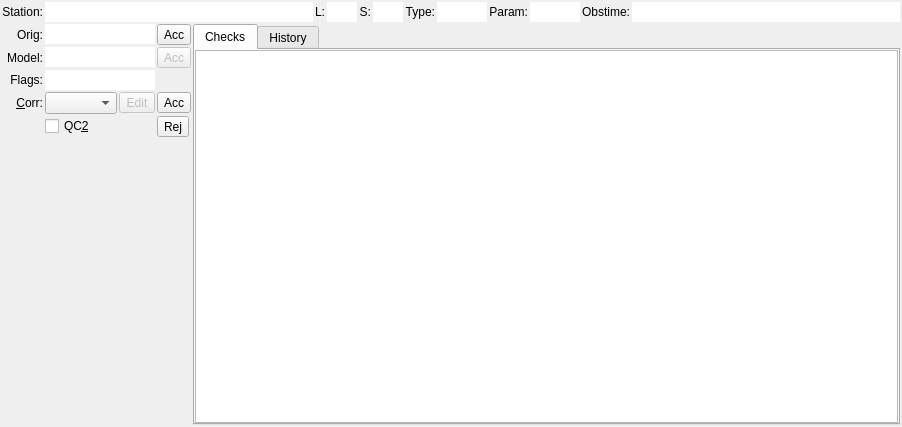
Old version of the form src/hqc/singleobservation.ui in the repository metno/kvhqc.
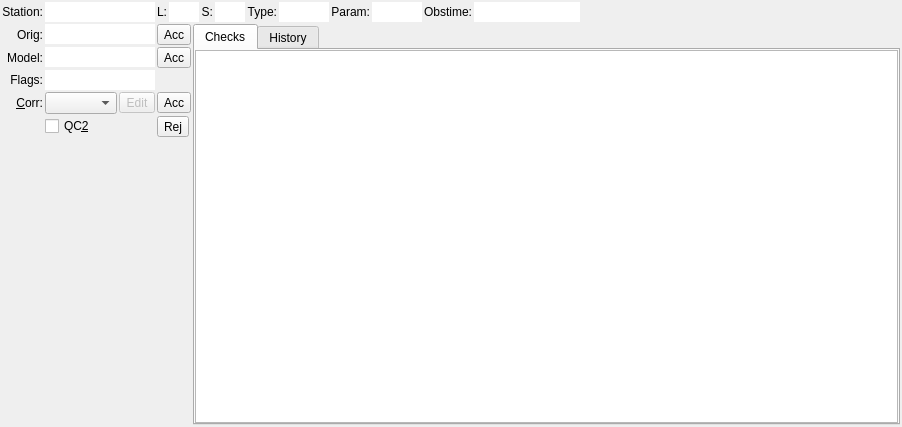
New version of the form. Icons and pictures are not drawn. Custom widgets are drawn as their Qt base class.

Commit message: SimpleCorrections: enable/disable accept model button

Patch:
```diff
--- a/src/hqc/singleobservation.ui
+++ b/src/hqc/singleobservation.ui
@@ -34,279 +34,6 @@
      </property>
     </widget>
    </item>
-   <item row="0" column="1" colspan="4">
-    <layout class="QHBoxLayout" name="horizontalLayout" stretch="1,0,0,0,0,0,0,0,0,0,1">
-     <property name="spacing">
-      <number>2</number>
-     </property>
-     <item>
-      <widget class="QLineEdit" name="textStation">
-       <property name="sizePolicy">
-        <sizepolicy hsizetype="Preferred" vsizetype="Fixed">
-         <horstretch>0</horstretch>
-         <verstretch>0</verstretch>
-        </sizepolicy>
-       </property>
-       <property name="focusPolicy">
-        <enum>Qt::NoFocus</enum>
-       </property>
-       <property name="contextMenuPolicy">
-        <enum>Qt::NoContextMenu</enum>
-       </property>
-       <property name="acceptDrops">
-        <bool>false</bool>
-       </property>
-       <property name="frame">
-        <bool>false</bool>
-       </property>
-       <property name="readOnly">
-        <bool>true</bool>
-       </property>
-      </widget>
-     </item>
-     <item>
-      <widget class="QLabel" name="labelLevel">
-       <property name="text">
-        <string>L:</string>
-       </property>
-       <property name="alignment">
-        <set>Qt::AlignRight|Qt::AlignTrailing|Qt::AlignVCenter</set>
-       </property>
-      </widget>
-     </item>
-     <item>
-      <widget class="QLineEdit" name="textLevel">
-       <property name="sizePolicy">
-        <sizepolicy hsizetype="MinimumExpanding" vsizetype="Fixed">
-         <horstretch>0</horstretch>
-         <verstretch>0</verstretch>
-        </sizepolicy>
-       </property>
-       <property name="minimumSize">
-        <size>
-         <width>30</width>
-         <height>0</height>
-        </size>
-       </property>
-       <property name="maximumSize">
-        <size>
-         <width>30</width>
-         <height>16777215</height>
-        </size>
-       </property>
-       <property name="focusPolicy">
-        <enum>Qt::NoFocus</enum>
-       </property>
-       <property name="contextMenuPolicy">
-        <enum>Qt::NoContextMenu</enum>
-       </property>
-       <property name="acceptDrops">
-        <bool>false</bool>
-       </property>
-       <property name="toolTip">
-        <string>Level</string>
-       </property>
-       <property name="maxLength">
-        <number>5</number>
-       </property>
-       <property name="frame">
-        <bool>false</bool>
-       </property>
-       <property name="readOnly">
-        <bool>true</bool>
-       </property>
-      </widget>
-     </item>
-     <item>
-      <widget class="QLabel" name="labelSensorNr">
-       <property name="text">
-        <string>S:</string>
-       </property>
-       <property name="alignment">
-        <set>Qt::AlignRight|Qt::AlignTrailing|Qt::AlignVCenter</set>
-       </property>
-      </widget>
-     </item>
-     <item>
-      <widget class="QLineEdit" name="textSensorNr">
-       <property name="sizePolicy">
-        <sizepolicy hsizetype="MinimumExpanding" vsizetype="Fixed">
-         <horstretch>0</horstretch>
-         <verstretch>0</verstretch>
-        </sizepolicy>
-       </property>
-       <property name="minimumSize">
-        <size>
-         <width>30</width>
-         <height>0</height>
-        </size>
-       </property>
-       <property name="maximumSize">
-        <size>
-         <width>30</width>
-         <height>16777215</height>
-        </size>
-       </property>
-       <property name="focusPolicy">
-        <enum>Qt::NoFocus</enum>
-       </property>
-       <property name="contextMenuPolicy">
-        <enum>Qt::NoContextMenu</enum>
-       </property>
-       <property name="acceptDrops">
-        <bool>false</bool>
-       </property>
-       <property name="toolTip">
-        <string>Sensor Number</string>
-       </property>
-       <property name="maxLength">
-        <number>5</number>
-       </property>
-       <property name="frame">
-        <bool>false</bool>
-       </property>
-       <property name="readOnly">
-        <bool>true</bool>
-       </property>
-      </widget>
-     </item>
-     <item>
-      <widget class="QLabel" name="labelType">
-       <property name="text">
-        <string>Type:</string>
-       </property>
-       <property name="alignment">
-        <set>Qt::AlignRight|Qt::AlignTrailing|Qt::AlignVCenter</set>
-       </property>
-      </widget>
-     </item>
-     <item>
-      <widget class="QLineEdit" name="textType">
-       <property name="sizePolicy">
-        <sizepolicy hsizetype="MinimumExpanding" vsizetype="Fixed">
-         <horstretch>0</horstretch>
-         <verstretch>0</verstretch>
-        </sizepolicy>
-       </property>
-       <property name="minimumSize">
-        <size>
-         <width>40</width>
-         <height>0</height>
-        </size>
-       </property>
-       <property name="maximumSize">
-        <size>
-         <width>50</width>
-         <height>16777215</height>
-        </size>
-       </property>
-       <property name="focusPolicy">
-        <enum>Qt::NoFocus</enum>
-       </property>
-       <property name="contextMenuPolicy">
-        <enum>Qt::NoContextMenu</enum>
-       </property>
-       <property name="acceptDrops">
-        <bool>false</bool>
-       </property>
-       <property name="maxLength">
-        <number>5</number>
-       </property>
-       <property name="frame">
-        <bool>false</bool>
-       </property>
-       <property name="readOnly">
-        <bool>true</bool>
-       </property>
-      </widget>
-     </item>
-     <item>
-      <widget class="QLabel" name="labelParam">
-       <property name="text">
-        <string>Param:</string>
-       </property>
-       <property name="alignment">
-        <set>Qt::AlignRight|Qt::AlignTrailing|Qt::AlignVCenter</set>
-       </property>
-      </widget>
-     </item>
-     <item>
-      <widget class="QLineEdit" name="textParam">
-       <property name="sizePolicy">
-        <sizepolicy hsizetype="MinimumExpanding" vsizetype="Fixed">
-         <horstretch>0</horstretch>
-         <verstretch>0</verstretch>
-        </sizepolicy>
-       </property>
-       <property name="minimumSize">
-        <size>
-         <width>50</width>
-         <height>0</height>
-        </size>
-       </property>
-       <property name="maximumSize">
-        <size>
-         <width>50</width>
-         <height>16777215</height>
-        </size>
-       </property>
-       <property name="focusPolicy">
-        <enum>Qt::NoFocus</enum>
-       </property>
-       <property name="contextMenuPolicy">
-        <enum>Qt::NoContextMenu</enum>
-       </property>
-       <property name="acceptDrops">
-        <bool>false</bool>
-       </property>
-       <property name="maxLength">
-        <number>5</number>
-       </property>
-       <property name="frame">
-        <bool>false</bool>
-       </property>
-       <property name="readOnly">
-        <bool>true</bool>
-       </property>
-      </widget>
-     </item>
-     <item>
-      <widget class="QLabel" name="labelObstime">
-       <property name="text">
-        <string>Obstime:</string>
-       </property>
-       <property name="alignment">
-        <set>Qt::AlignRight|Qt::AlignTrailing|Qt::AlignVCenter</set>
-       </property>
-      </widget>
-     </item>
-     <item>
-      <widget class="QLineEdit" name="textObstime">
-       <property name="sizePolicy">
-        <sizepolicy hsizetype="Preferred" vsizetype="Fixed">
-         <horstretch>0</horstretch>
-         <verstretch>0</verstretch>
-        </sizepolicy>
-       </property>
-       <property name="focusPolicy">
-        <enum>Qt::NoFocus</enum>
-       </property>
-       <property name="contextMenuPolicy">
-        <enum>Qt::NoContextMenu</enum>
-       </property>
-       <property name="acceptDrops">
-        <bool>false</bool>
-       </property>
-       <property name="frame">
-        <bool>false</bool>
-       </property>
-       <property name="readOnly">
-        <bool>true</bool>
-       </property>
-      </widget>
-     </item>
-    </layout>
-   </item>
    <item row="1" column="0">
     <widget class="QLabel" name="labelOriginal">
      <property name="text">
@@ -504,9 +231,6 @@
    </item>
    <item row="2" column="3">
     <widget class="QToolButton" name="buttonAcceptModel">
-     <property name="enabled">
-      <bool>false</bool>
-     </property>
      <property name="toolTip">
       <string>Accept the model value</string>
      </property>
@@ -653,6 +377,292 @@
      </property>
     </spacer>
    </item>
+   <item row="0" column="3" colspan="2">
+    <layout class="QHBoxLayout" name="horizontalLayout" stretch="0,0,0,0,0,0,0,0,0,0,1">
+     <property name="spacing">
+      <number>2</number>
+     </property>
+     <item>
+      <widget class="QLabel" name="labelLevel">
+       <property name="text">
+        <string>L:</string>
+       </property>
+       <property name="alignment">
+        <set>Qt::AlignRight|Qt::AlignTrailing|Qt::AlignVCenter</set>
+       </property>
+      </widget>
+     </item>
+     <item>
+      <widget class="QLineEdit" name="textLevel">
+       <property name="sizePolicy">
+        <sizepolicy hsizetype="MinimumExpanding" vsizetype="Fixed">
+         <horstretch>0</horstretch>
+         <verstretch>0</verstretch>
+        </sizepolicy>
+       </property>
+       <property name="minimumSize">
+        <size>
+         <width>30</width>
+         <height>0</height>
+        </size>
+       </property>
+       <property name="maximumSize">
+        <size>
+         <width>30</width>
+         <height>16777215</height>
+        </size>
+       </property>
+       <property name="focusPolicy">
+        <enum>Qt::NoFocus</enum>
+       </property>
+       <property name="contextMenuPolicy">
+        <enum>Qt::NoContextMenu</enum>
+       </property>
+       <property name="acceptDrops">
+        <bool>false</bool>
+       </property>
+       <property name="toolTip">
+        <string>Level</string>
+       </property>
+       <property name="maxLength">
+        <number>5</number>
+       </property>
+       <property name="frame">
+        <bool>false</bool>
+       </property>
+       <property name="readOnly">
+        <bool>true</bool>
+       </property>
+      </widget>
+     </item>
+     <item>
+      <widget class="QLabel" name="labelSensorNr">
+       <property name="text">
+        <string>S:</string>
+       </property>
+       <property name="alignment">
+        <set>Qt::AlignRight|Qt::AlignTrailing|Qt::AlignVCenter</set>
+       </property>
+      </widget>
+     </item>
+     <item>
+      <widget class="QLineEdit" name="textSensorNr">
+       <property name="sizePolicy">
+        <sizepolicy hsizetype="MinimumExpanding" vsizetype="Fixed">
+         <horstretch>0</horstretch>
+         <verstretch>0</verstretch>
+        </sizepolicy>
+       </property>
+       <property name="minimumSize">
+        <size>
+         <width>30</width>
+         <height>0</height>
+        </size>
+       </property>
+       <property name="maximumSize">
+        <size>
+         <width>30</width>
+         <height>16777215</height>
+        </size>
+       </property>
+       <property name="focusPolicy">
+        <enum>Qt::NoFocus</enum>
+       </property>
+       <property name="contextMenuPolicy">
+        <enum>Qt::NoContextMenu</enum>
+       </property>
+       <property name="acceptDrops">
+        <bool>false</bool>
+       </property>
+       <property name="toolTip">
+        <string>Sensor Number</string>
+       </property>
+       <property name="maxLength">
+        <number>5</number>
+       </property>
+       <property name="frame">
+        <bool>false</bool>
+       </property>
+       <property name="readOnly">
+        <bool>true</bool>
+       </property>
+      </widget>
+     </item>
+     <item>
+      <widget class="QLabel" name="labelType">
+       <property name="text">
+        <string>Type:</string>
+       </property>
+       <property name="alignment">
+        <set>Qt::AlignRight|Qt::AlignTrailing|Qt::AlignVCenter</set>
+       </property>
+      </widget>
+     </item>
+     <item>
+      <widget class="QLineEdit" name="textType">
+       <property name="sizePolicy">
+        <sizepolicy hsizetype="MinimumExpanding" vsizetype="Fixed">
+         <horstretch>0</horstretch>
+         <verstretch>0</verstretch>
+        </sizepolicy>
+       </property>
+       <property name="minimumSize">
+        <size>
+         <width>40</width>
+         <height>0</height>
+        </size>
+       </property>
+       <property name="maximumSize">
+        <size>
+         <width>50</width>
+         <height>16777215</height>
+        </size>
+       </property>
+       <property name="focusPolicy">
+        <enum>Qt::NoFocus</enum>
+       </property>
+       <property name="contextMenuPolicy">
+        <enum>Qt::NoContextMenu</enum>
+       </property>
+       <property name="acceptDrops">
+        <bool>false</bool>
+       </property>
+       <property name="maxLength">
+        <number>5</number>
+       </property>
+       <property name="frame">
+        <bool>false</bool>
+       </property>
+       <property name="readOnly">
+        <bool>true</bool>
+       </property>
+      </widget>
+     </item>
+     <item>
+      <widget class="QLabel" name="labelParam">
+       <property name="text">
+        <string>Param:</string>
+       </property>
+       <property name="alignment">
+        <set>Qt::AlignRight|Qt::AlignTrailing|Qt::AlignVCenter</set>
+       </property>
+      </widget>
+     </item>
+     <item>
+      <widget class="QLineEdit" name="textParam">
+       <property name="sizePolicy">
+        <sizepolicy hsizetype="MinimumExpanding" vsizetype="Fixed">
+         <horstretch>0</horstretch>
+         <verstretch>0</verstretch>
+        </sizepolicy>
+       </property>
+       <property name="minimumSize">
+        <size>
+         <width>50</width>
+         <height>0</height>
+        </size>
+       </property>
+       <property name="maximumSize">
+        <size>
+         <width>50</width>
+         <height>16777215</height>
+        </size>
+       </property>
+       <property name="focusPolicy">
+        <enum>Qt::NoFocus</enum>
+       </property>
+       <property name="contextMenuPolicy">
+        <enum>Qt::NoContextMenu</enum>
+       </property>
+       <property name="acceptDrops">
+        <bool>false</bool>
+       </property>
+       <property name="maxLength">
+        <number>5</number>
+       </property>
+       <property name="frame">
+        <bool>false</bool>
+       </property>
+       <property name="readOnly">
+        <bool>true</bool>
+       </property>
+      </widget>
+     </item>
+     <item>
+      <widget class="QLabel" name="labelObstime">
+       <property name="text">
+        <string>Obstime:</string>
+       </property>
+       <property name="alignment">
+        <set>Qt::AlignRight|Qt::AlignTrailing|Qt::AlignVCenter</set>
+       </property>
+      </widget>
+     </item>
+     <item>
+      <widget class="QLineEdit" name="textObstime">
+       <property name="sizePolicy">
+        <sizepolicy hsizetype="Preferred" vsizetype="Fixed">
+         <horstretch>0</horstretch>
+         <verstretch>0</verstretch>
+        </sizepolicy>
+       </property>
+       <property name="focusPolicy">
+        <enum>Qt::NoFocus</enum>
+       </property>
+       <property name="contextMenuPolicy">
+        <enum>Qt::NoContextMenu</enum>
+       </property>
+       <property name="acceptDrops">
+        <bool>false</bool>
+       </property>
+       <property name="frame">
+        <bool>false</bool>
+       </property>
+       <property name="readOnly">
+        <bool>true</bool>
+       </property>
+      </widget>
+     </item>
+     <item>
+      <spacer name="horizontalSpacer">
+       <property name="orientation">
+        <enum>Qt::Horizontal</enum>
+       </property>
+       <property name="sizeHint" stdset="0">
+        <size>
+         <width>40</width>
+         <height>20</height>
+        </size>
+       </property>
+      </spacer>
+     </item>
+    </layout>
+   </item>
+   <item row="0" column="1" colspan="2">
+    <widget class="QLineEdit" name="textStation">
+     <property name="sizePolicy">
+      <sizepolicy hsizetype="Preferred" vsizetype="Fixed">
+       <horstretch>0</horstretch>
+       <verstretch>0</verstretch>
+      </sizepolicy>
+     </property>
+     <property name="focusPolicy">
+      <enum>Qt::NoFocus</enum>
+     </property>
+     <property name="contextMenuPolicy">
+      <enum>Qt::NoContextMenu</enum>
+     </property>
+     <property name="acceptDrops">
+      <bool>false</bool>
+     </property>
+     <property name="frame">
+      <bool>false</bool>
+     </property>
+     <property name="readOnly">
+      <bool>true</bool>
+     </property>
+    </widget>
+   </item>
   </layout>
  </widget>
  <layoutdefault spacing="2" margin="0"/>
```
Left out of the diff: 11 changed lines with no effect on the pictures. The commit also changes 3 other files.
